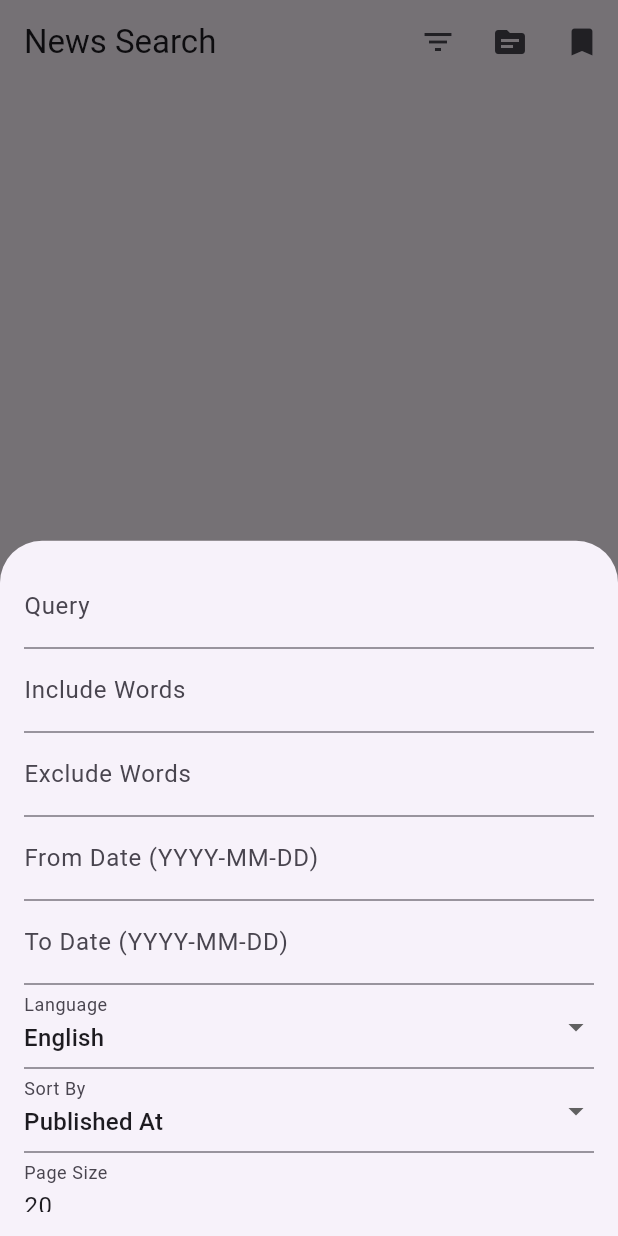
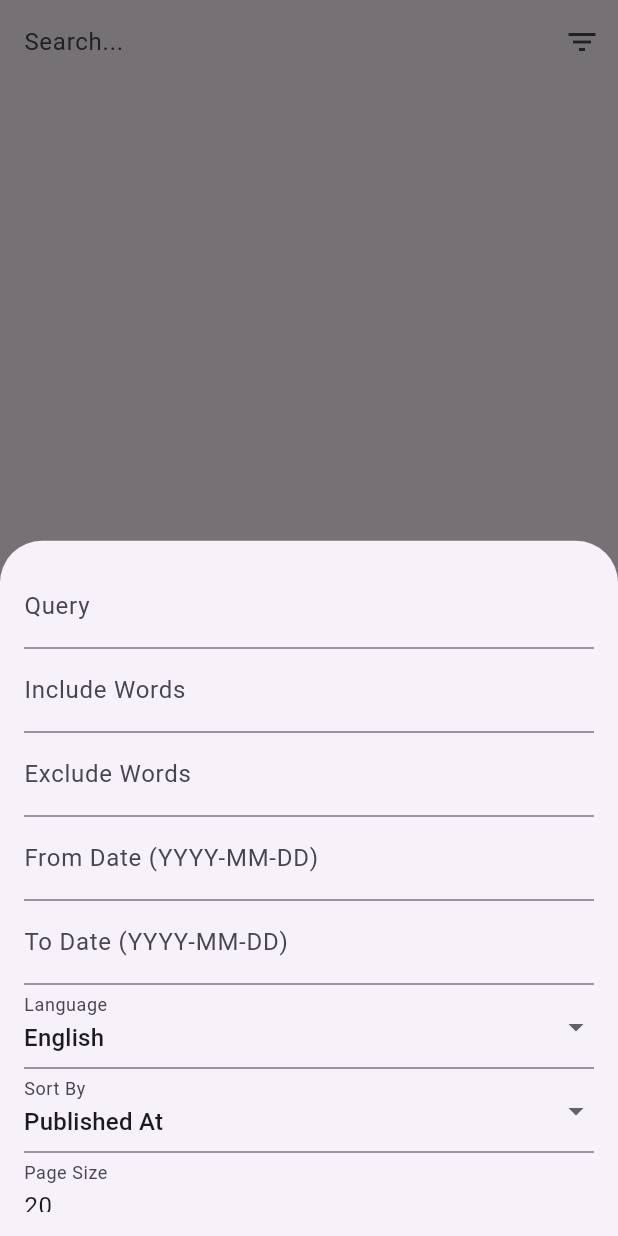
Before and after one commit to TiroLiroLD/TurnKey_Headspace_SimpleNewsClient, a Flutter app: the screen it shows after launch, item 2 of the bottom bar chosen, after a tap on the "filter list" icon, on a phone screen of 412 x 824 dp. Run offline on Flutter 3.47's test engine with Material 3 defaults, Android fonts, the phone set to English and light mode, and no system bars; our stand-ins replace flutter_dotenv, get_it, injectable, sqflite; accounts and stored records are empty; network calls fail.

Commit message:
refactor news search page
add simple search on init

```diff
--- a/lib/pages/news_search_page.dart
+++ b/lib/pages/news_search_page.dart
@@ -15,6 +15,7 @@ class _NewsSearchPageState extends State<NewsSearchPage> {
   List<Article> articles = [];
   bool isLoading = false;
   final _formKey = GlobalKey<FormState>();
+  final _searchController = TextEditingController();
 
   String query = '';
   bool exactMatch = false;
@@ -30,12 +31,14 @@ class _NewsSearchPageState extends State<NewsSearchPage> {
   void initState() {
     super.initState();
     newsService = GetIt.instance<INewsService>();
-    fetchArticles();
+    WidgetsBinding.instance.addPostFrameCallback((_) {
+      FocusScope.of(context).requestFocus(_searchFocusNode);
+    });
   }
 
+  final FocusNode _searchFocusNode = FocusNode();
+
   Future<void> fetchArticles() async {
-    if (!_formKey.currentState!.validate()) return;
-
     setState(() {
       isLoading = true;
     });
@@ -72,15 +75,7 @@ class _NewsSearchPageState extends State<NewsSearchPage> {
     }
   }
 
-  @override
-  Widget build(BuildContext context) {
-    return Scaffold(
-      appBar: AppBar(
-        title: const Text('News Search'),
-        actions: [
-          IconButton(
-            icon: const Icon(Icons.filter_list),
-            onPressed: () {
+  void _openAdvancedSearch() {
     showModalBottomSheet(
       context: context,
       builder: (BuildContext context) {
@@ -94,8 +89,7 @@ class _NewsSearchPageState extends State<NewsSearchPage> {
                   child: Column(
                     children: [
                       TextFormField(
-                                  decoration:
-                                      const InputDecoration(labelText: 'Query'),
+                        decoration: const InputDecoration(labelText: 'Query'),
                         onChanged: (value) {
                           setState(() {
                             query = value;
@@ -103,8 +97,8 @@ class _NewsSearchPageState extends State<NewsSearchPage> {
                         },
                       ),
                       TextFormField(
-                                  decoration: const InputDecoration(
-                                      labelText: 'Include Words'),
+                        decoration:
+                            const InputDecoration(labelText: 'Include Words'),
                         onChanged: (value) {
                           setState(() {
                             includeWords = value;
@@ -112,8 +106,8 @@ class _NewsSearchPageState extends State<NewsSearchPage> {
                         },
                       ),
                       TextFormField(
-                                  decoration: const InputDecoration(
-                                      labelText: 'Exclude Words'),
+                        decoration:
+                            const InputDecoration(labelText: 'Exclude Words'),
                         onChanged: (value) {
                           setState(() {
                             excludeWords = value;
@@ -139,38 +133,26 @@ class _NewsSearchPageState extends State<NewsSearchPage> {
                         },
                       ),
                       DropdownButtonFormField<String>(
-                                  decoration: const InputDecoration(
-                                      labelText: 'Language'),
+                        decoration:
+                            const InputDecoration(labelText: 'Language'),
                         value: language,
-                                  items: [
-                                    const DropdownMenuItem(
-                                        value: 'ar', child: Text('Arabic')),
-                                    const DropdownMenuItem(
-                                        value: 'de', child: Text('German')),
-                                    const DropdownMenuItem(
-                                        value: 'en', child: Text('English')),
-                                    const DropdownMenuItem(
-                                        value: 'es', child: Text('Spanish')),
-                                    const DropdownMenuItem(
-                                        value: 'fr', child: Text('French')),
-                                    const DropdownMenuItem(
-                                        value: 'he', child: Text('Hebrew')),
-                                    const DropdownMenuItem(
-                                        value: 'it', child: Text('Italian')),
-                                    const DropdownMenuItem(
-                                        value: 'nl', child: Text('Dutch')),
-                                    const DropdownMenuItem(
+                        items: const [
+                          DropdownMenuItem(value: 'ar', child: Text('Arabic')),
+                          DropdownMenuItem(value: 'de', child: Text('German')),
+                          DropdownMenuItem(value: 'en', child: Text('English')),
+                          DropdownMenuItem(value: 'es', child: Text('Spanish')),
+                          DropdownMenuItem(value: 'fr', child: Text('French')),
+                          DropdownMenuItem(value: 'he', child: Text('Hebrew')),
+                          DropdownMenuItem(value: 'it', child: Text('Italian')),
+                          DropdownMenuItem(value: 'nl', child: Text('Dutch')),
+                          DropdownMenuItem(
                               value: 'no', child: Text('Norwegian')),
-                                    const DropdownMenuItem(
+                          DropdownMenuItem(
                               value: 'pt', child: Text('Portuguese')),
-                                    const DropdownMenuItem(
-                                        value: 'ru', child: Text('Russian')),
-                                    const DropdownMenuItem(
-                                        value: 'sv', child: Text('Swedish')),
-                                    const DropdownMenuItem(
-                                        value: 'ud', child: Text('Urdu')),
-                                    const DropdownMenuItem(
-                                        value: 'zh', child: Text('Chinese')),
+                          DropdownMenuItem(value: 'ru', child: Text('Russian')),
+                          DropdownMenuItem(value: 'sv', child: Text('Swedish')),
+                          DropdownMenuItem(value: 'ud', child: Text('Urdu')),
+                          DropdownMenuItem(value: 'zh', child: Text('Chinese')),
                         ],
                         onChanged: (value) {
                           setState(() {
@@ -179,17 +161,14 @@ class _NewsSearchPageState extends State<NewsSearchPage> {
                         },
                       ),
                       DropdownButtonFormField<String>(
-                                  decoration: const InputDecoration(
-                                      labelText: 'Sort By'),
+                        decoration: const InputDecoration(labelText: 'Sort By'),
                         value: sortBy,
-                                  items: [
-                                    const DropdownMenuItem(
-                                        value: 'relevancy',
-                                        child: Text('Relevancy')),
-                                    const DropdownMenuItem(
-                                        value: 'popularity',
-                                        child: Text('Popularity')),
-                                    const DropdownMenuItem(
+                        items: const [
+                          DropdownMenuItem(
+                              value: 'relevancy', child: Text('Relevancy')),
+                          DropdownMenuItem(
+                              value: 'popularity', child: Text('Popularity')),
+                          DropdownMenuItem(
                               value: 'publishedAt',
                               child: Text('Published At')),
                         ],
@@ -200,8 +179,8 @@ class _NewsSearchPageState extends State<NewsSearchPage> {
                         },
                       ),
                       TextFormField(
-                                  decoration: const InputDecoration(
-                                      labelText: 'Page Size'),
+                        decoration:
+                            const InputDecoration(labelText: 'Page Size'),
                         initialValue: pageSize,
                         onChanged: (value) {
                           setState(() {
@@ -226,19 +205,32 @@ class _NewsSearchPageState extends State<NewsSearchPage> {
         );
       },
     );
+  }
+
+  @override
+  Widget build(BuildContext context) {
+    return Scaffold(
+      appBar: AppBar(
+        title: TextField(
+          focusNode: _searchFocusNode,
+          controller: _searchController,
+          decoration: InputDecoration(
+            hintText: 'Search...',
+            border: InputBorder.none,
+          ),
+          onChanged: (value) {
+            setState(() {
+              query = value;
+            });
+          },
+          onSubmitted: (value) {
+            fetchArticles();
           },
         ),
+        actions: [
           IconButton(
-            icon: Icon(Icons.source),
-            onPressed: () {
-              Navigator.pushNamed(context, '/sources');
-            },
-          ),
-          IconButton(
-            icon: Icon(Icons.bookmark),
-            onPressed: () {
-              Navigator.pushNamed(context, '/saved-articles');
-            },
+            icon: Icon(Icons.filter_list),
+            onPressed: _openAdvancedSearch,
           ),
         ],
       ),
```
Lines whose indentation alone changed are shown as unchanged.
